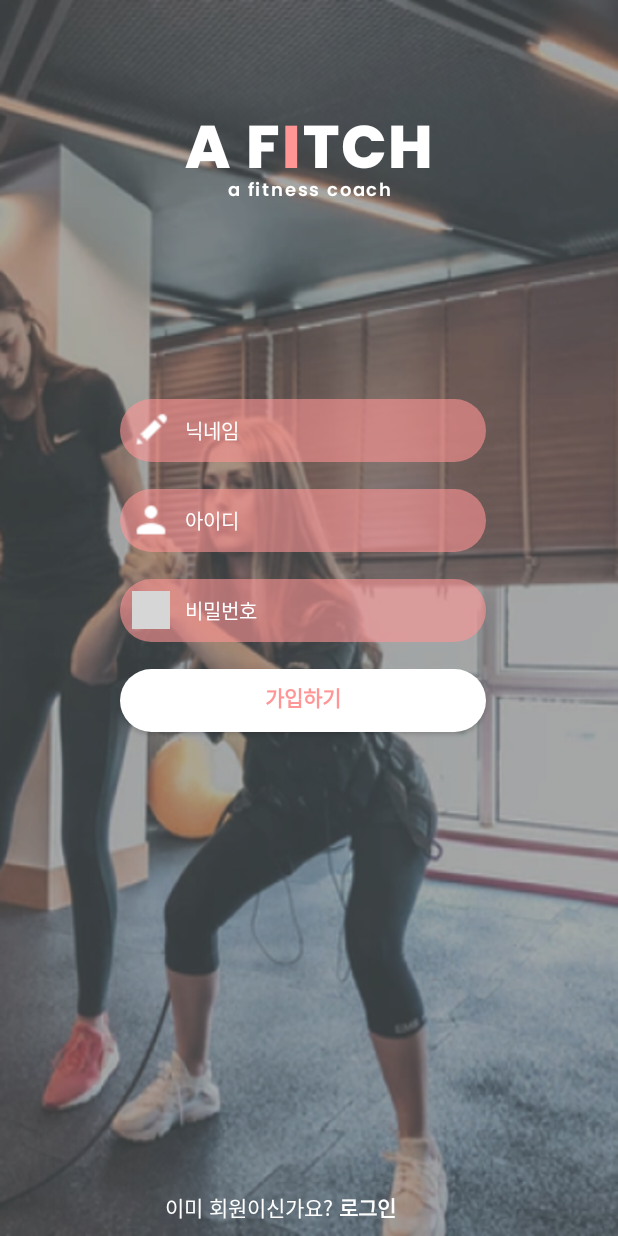
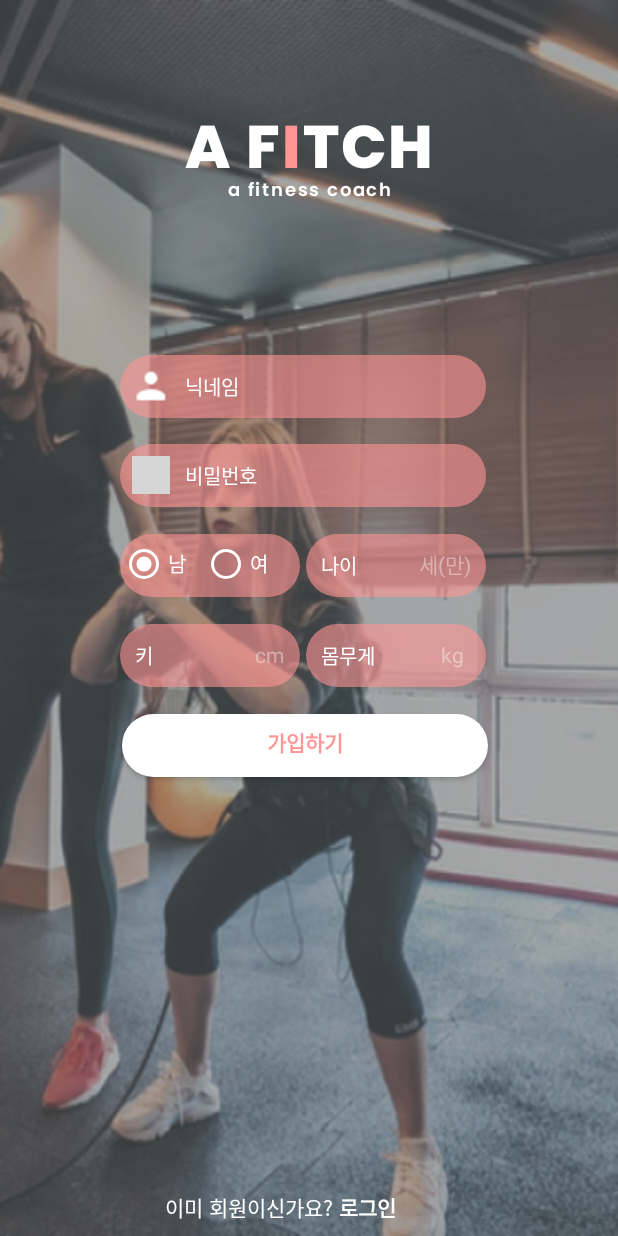
Before and after one commit to Team-Gonguri/Afitch-Android, an Android app: the User_signUp screen opened directly, with no data from a screen before it, on a phone screen of 412 x 824 dp. Run offline under Robolectric (Android 15) with nearby library versions, the phone set to English and light mode, and no system bars; grey boxes are pictures that could not be loaded.

Commit message:
login & signup 2

```diff
--- a/app/src/main/java/com/example/afitch/User_signUp.java
+++ b/app/src/main/java/com/example/afitch/User_signUp.java
@@ -33,6 +33,8 @@
                 Intent intent = new Intent(getApplicationContext(),User_login.class);
                 startActivity(intent);
 
+
+
             }
         });
     }
--- a/app/src/main/res/layout/activity_user_login.xml
+++ b/app/src/main/res/layout/activity_user_login.xml
@@ -33,35 +33,6 @@
         android:text="@string/a_fitness_c"
         android:textAppearance="@style/a_fitness_c" />
 
-    <LinearLayout
-        android:id="@+id/rectangle_1"
-        android:layout_width="244dp"
-        android:layout_height="42dp"
-        android:layout_alignParentLeft="true"
-        android:layout_alignParentTop="true"
-        android:layout_marginLeft="80dp"
-        android:layout_marginTop="266dp"
-        android:background="@drawable/rectangle_1"
-        android:orientation="horizontal">
-
-        <ImageView
-            android:layout_width="25dp"
-            android:layout_height="25dp"
-            android:layout_marginLeft="8dp"
-            android:layout_marginTop="8dp"
-            android:src="@drawable/pencil"></ImageView>
-
-        <EditText
-            android:id="@+id/user_nickname"
-            android:layout_width="170dp"
-            android:layout_height="42dp"
-            android:layout_marginLeft="10dp"
-            android:background="@null"
-            android:hint="닉네임"
-            android:textColorHint="#FFF"
-            android:textSize="13dp" />
-
-    </LinearLayout>
 
     <LinearLayout
         android:id="@+id/rectangle_2"
@@ -70,7 +41,7 @@
         android:layout_alignParentLeft="true"
         android:layout_alignParentTop="true"
         android:layout_marginLeft="80dp"
-        android:layout_marginTop="326dp"
+        android:layout_marginTop="296dp"
         android:background="@drawable/rectangle_1">
 
         <ImageView
@@ -81,12 +52,13 @@
             android:src="@drawable/nickname"></ImageView>
 
         <EditText
-            android:id="@+id/user_id"
+            android:id="@+id/login_id"
             android:layout_width="170dp"
             android:layout_height="42dp"
             android:layout_marginLeft="10dp"
-            android:hint="아이디"
             android:background="@null"
+            android:hint="닉네임"
+            android:maxLength="12"
             android:textColorHint="#FFF"
             android:textSize="13dp" />
     </LinearLayout>
@@ -98,7 +70,7 @@
         android:layout_alignParentLeft="true"
         android:layout_alignParentTop="true"
         android:layout_marginLeft="80dp"
-        android:layout_marginTop="386dp"
+        android:layout_marginTop="356dp"
         android:background="@drawable/rectangle_1">
 
         <ImageView
@@ -111,12 +83,14 @@
         </ImageView>
 
         <EditText
-            android:id="@+id/user_pw"
+            android:id="@+id/login_pw"
             android:layout_width="170dp"
             android:layout_height="42dp"
             android:layout_marginLeft="10dp"
+            android:background="@null"
             android:hint="비밀번호"
-            android:background="@null"
+            android:inputType="textPassword"
+            android:maxLength="12"
             android:textColorHint="#FFF"
             android:textSize="13dp" />
     </LinearLayout>
@@ -128,7 +102,7 @@
         android:layout_alignParentLeft="true"
         android:layout_alignParentTop="true"
         android:layout_marginLeft="80dp"
-        android:layout_marginTop="446dp"
+        android:layout_marginTop="416dp"
         android:background="@drawable/rectangle_2"
         android:fontFamily="@font/poppins_semibold"
         android:gravity="center"
--- a/app/src/main/res/layout/activity_user_sign_up.xml
+++ b/app/src/main/res/layout/activity_user_sign_up.xml
@@ -34,43 +34,42 @@
         android:textAppearance="@style/a_fitness_c" />
 
     <LinearLayout
-        android:id="@+id/rectangle_1"
-        android:layout_width="244dp"
+        android:layout_width="120dp"
         android:layout_height="42dp"
         android:layout_alignParentLeft="true"
         android:layout_alignParentTop="true"
-        android:layout_marginLeft="80dp"
-        android:layout_marginTop="266dp"
+        android:layout_marginLeft="204dp"
+        android:layout_marginTop="356dp"
         android:background="@drawable/rectangle_1"
         android:orientation="horizontal">
 
-        <ImageView
-            android:layout_width="25dp"
-            android:layout_height="25dp"
-            android:layout_marginLeft="8dp"
-            android:layout_marginTop="8dp"
-            android:src="@drawable/pencil"></ImageView>
-
         <EditText
-            android:id="@+id/user_nickname"
-            android:layout_width="170dp"
+            android:id="@+id/user_age"
+            android:layout_width="65dp"
             android:layout_height="42dp"
             android:layout_marginLeft="10dp"
-            android:hint="닉네임"
             android:background="@null"
+            android:hint="나이"
             android:textColorHint="#FFF"
-            android:textSize="13dp" />
+            android:textSize="13dp"
+            android:maxLength="2"/>/>
+
+        <TextView
+            android:layout_width="50dp"
+            android:layout_height="42dp"
+            android:text="세(만)"
+            android:textColor="#65FFFFFF"/>
 
     </LinearLayout>
 
+
     <LinearLayout
-        android:id="@+id/rectangle_2"
         android:layout_width="244dp"
         android:layout_height="42dp"
+        android:layout_below="@+id/a_fitness_c"
         android:layout_alignParentLeft="true"
-        android:layout_alignParentTop="true"
         android:layout_marginLeft="80dp"
-        android:layout_marginTop="326dp"
+        android:layout_marginTop="99dp"
         android:background="@drawable/rectangle_1">
 
         <ImageView
@@ -81,24 +80,24 @@
             android:src="@drawable/nickname"></ImageView>
 
         <EditText
-            android:id="@+id/user_id"
+            android:id="@+id/signup_id"
             android:layout_width="170dp"
             android:layout_height="42dp"
             android:layout_marginLeft="10dp"
-            android:hint="아이디"
             android:background="@null"
+            android:hint="닉네임"
+            android:maxLength="12"
             android:textColorHint="#FFF"
             android:textSize="13dp" />
     </LinearLayout>
 
     <LinearLayout
-        android:id="@+id/rectangle_3"
         android:layout_width="244dp"
         android:layout_height="42dp"
         android:layout_alignParentLeft="true"
         android:layout_alignParentTop="true"
         android:layout_marginLeft="80dp"
-        android:layout_marginTop="386dp"
+        android:layout_marginTop="296dp"
         android:background="@drawable/rectangle_1">
 
         <ImageView
@@ -111,24 +110,122 @@
         </ImageView>
 
         <EditText
-            android:id="@+id/user_pw"
+            android:id="@+id/signup_pw"
             android:layout_width="170dp"
             android:layout_height="42dp"
             android:layout_marginLeft="10dp"
+            android:background="@null"
             android:hint="비밀번호"
-            android:background="@null"
+            android:maxLength="12"
+            android:inputType="textPassword"
             android:textColorHint="#FFF"
             android:textSize="13dp" />
     </LinearLayout>
 
+    <LinearLayout
+        android:layout_width="120dp"
+        android:layout_height="42dp"
+        android:layout_alignParentLeft="true"
+        android:layout_alignParentTop="true"
+        android:layout_marginLeft="80dp"
+        android:layout_marginTop="416dp"
+        android:background="@drawable/rectangle_1">
+
+
+        <EditText
+            android:id="@+id/user_height"
+            android:layout_width="80dp"
+            android:layout_height="42dp"
+            android:layout_marginLeft="10dp"
+            android:background="@null"
+            android:hint="키"
+            android:maxLength="3"
+            android:textColorHint="#FFF"
+            android:textSize="13dp" />/>
+
+        <TextView
+            android:layout_width="20dp"
+            android:layout_height="42dp"
+            android:text="cm"
+            android:textColor="#65FFFFFF" />
+    </LinearLayout>
+
+    <LinearLayout
+        android:layout_width="120dp"
+        android:layout_height="42dp"
+        android:layout_alignParentLeft="true"
+        android:layout_alignParentTop="true"
+        android:layout_marginLeft="204dp"
+        android:layout_marginTop="416dp"
+        android:background="@drawable/rectangle_1">
+
+
+        <EditText
+            android:id="@+id/user_weight"
+            android:layout_width="80dp"
+            android:layout_height="42dp"
+            android:layout_marginLeft="10dp"
+            android:background="@null"
+            android:hint="몸무게"
+            android:maxLength="3"
+            android:textColorHint="#FFF"
+            android:textSize="13dp" />/>
+
+        <TextView
+            android:layout_width="20dp"
+            android:layout_height="42dp"
+            android:text="kg"
+            android:textColor="#65FFFFFF" />
+    </LinearLayout>
+
+
+    <LinearLayout
+        android:layout_width="120dp"
+        android:layout_height="42dp"
+        android:layout_alignParentLeft="true"
+        android:layout_alignParentTop="true"
+        android:layout_marginLeft="80dp"
+        android:layout_marginTop="356dp"
+        android:background="@drawable/rectangle_1">
+
+        <RadioGroup
+            android:layout_width="110dp"
+            android:layout_height="wrap_content"
+            android:layout_marginTop="4dp"
+            android:orientation="horizontal"
+            android:checkedButton="@id/user_man">
+
+            <RadioButton
+                android:id="@+id/user_man"
+                android:layout_width="wrap_content"
+                android:layout_height="wrap_content"
+                android:layout_weight="1"
+                android:buttonTint="@color/white"
+                android:text="남"
+                android:textColor="#FFF"
+                android:textSize="13dp" />
+
+            <RadioButton
+                android:id="@+id/user_woman"
+                android:layout_width="wrap_content"
+                android:layout_height="wrap_content"
+                android:layout_weight="1"
+                android:buttonTint="@color/white"
+                android:text="여"
+                android:textColor="#FFF"
+                android:textSize="13dp" />
+        </RadioGroup>
+
+    </LinearLayout>
+
     <Button
-        android:id="@+id/login_btn"
+        android:id="@+id/signup_btn"
         android:layout_width="244dp"
         android:layout_height="42dp"
         android:layout_alignParentLeft="true"
         android:layout_alignParentTop="true"
-        android:layout_marginLeft="80dp"
-        android:layout_marginTop="446dp"
+        android:layout_marginLeft="81dp"
+        android:layout_marginTop="476dp"
         android:background="@drawable/rectangle_2"
         android:fontFamily="@font/poppins_semibold"
         android:text="가입하기"
```
